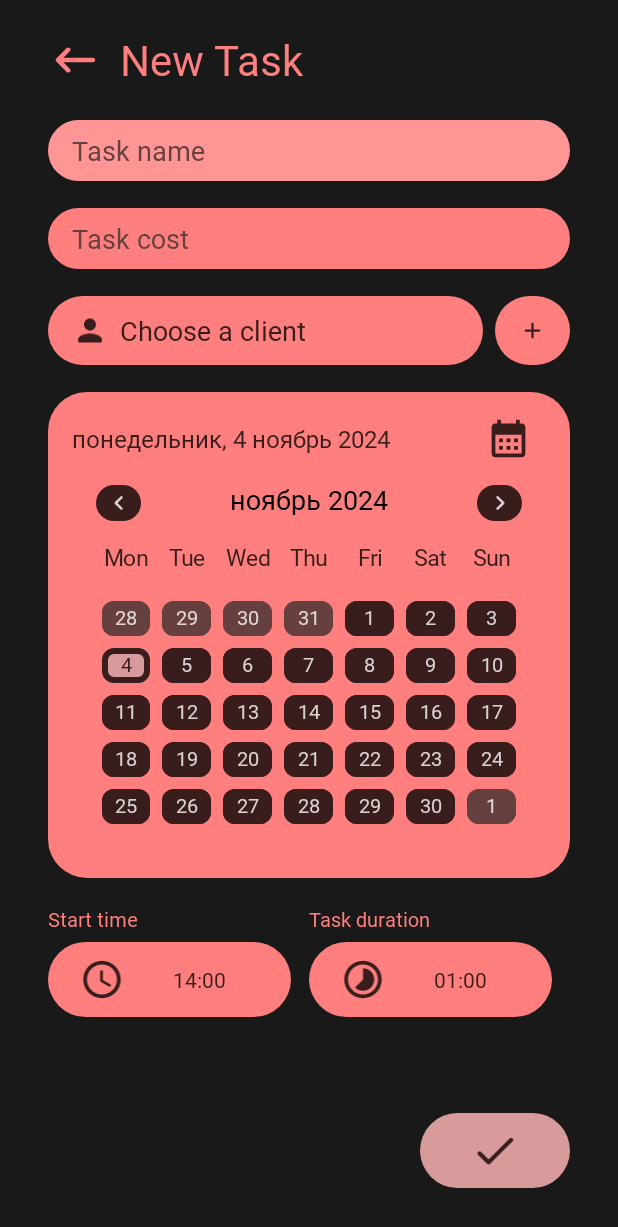
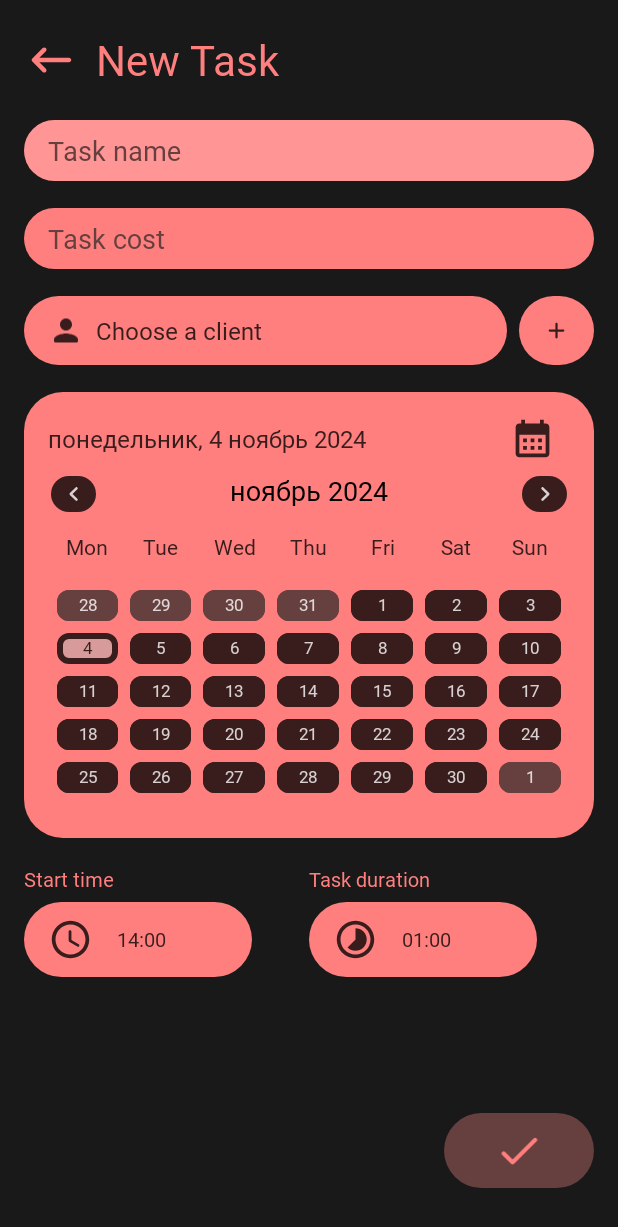
Before and after one commit to danyachka/ClientBook, an Android app built with Jetpack Compose: the AppointmentCreationActivity screen opened directly, with no data from a screen before it, on a phone screen of 412 x 824 dp. Shown: the top 1227 px of the screen. Run offline under Robolectric (Android 15) with nearby library versions, the phone set to English and light mode, and no system bars; Roboto replaces fonts that are not available here.

Commit message:
Fix calendar's and client page's layouts

```diff
--- a/app/build.gradle.kts
+++ b/app/build.gradle.kts
@@ -33,6 +33,7 @@ android {
         release {
             isMinifyEnabled = false
             proguardFiles(getDefaultProguardFile("proguard-android-optimize.txt"), "proguard-rules.pro")
+            signingConfig = signingConfigs.getByName("debug")
         }
     }
 
--- a/app/src/main/java/ru/etysoft/clientbook/ui/activities/appointment_creation/AppointmentCreationActivity.kt
+++ b/app/src/main/java/ru/etysoft/clientbook/ui/activities/appointment_creation/AppointmentCreationActivity.kt
@@ -164,7 +164,12 @@ class AppointmentCreationActivity : AppActivity(), CalendarWidgetListener {
     }
 
     private fun updateCalendar() = binding.calendar.setContent {
-        CalendarWidget(listener = this, setBottomPadding = false, isVisible = isCalendarShown)
+        CalendarWidget(
+            listener = this,
+            setBottomPadding = false,
+            isVisible = isCalendarShown,
+            isBackgroundVisible = false
+        )
     }
 
     private fun fillDateText(date: LocalDate) {
--- a/app/src/main/java/ru/etysoft/clientbook/ui/components/CalendarWidget.kt
+++ b/app/src/main/java/ru/etysoft/clientbook/ui/components/CalendarWidget.kt
@@ -39,9 +39,9 @@ interface CalendarWidgetListener {
 @Composable
 fun CalendarWidget(
         listener: CalendarWidgetListener,
-        modifier: Modifier = Modifier,
         setBottomPadding: Boolean = true,
-        isVisible: Boolean = true
+        isVisible: Boolean = true,
+        isBackgroundVisible: Boolean = true
 ) {
     Logger.logDebug("CalendarWidget", "CalendarWidget's been created")
     val localNow = LocalDate.now()
@@ -49,13 +49,15 @@ fun CalendarWidget(
     var animateContentSize by remember { mutableStateOf(0) }
 
     AnimatedVisibility(visible = isVisible) {
+
+        var columnModifier = Modifier.fillMaxWidth()
+        if (isBackgroundVisible) columnModifier = columnModifier.background(
+            colorResource(id = R.color.accent),
+            shape = RoundedCornerShape(16.dp))
+
+        columnModifier = columnModifier.padding(10.dp).animateContentSize()
         Column(
-                modifier = modifier
-                        .fillMaxWidth()
-                        .padding(6.dp)
-                        .background(colorResource(id = R.color.accent), shape = RoundedCornerShape(16.dp))
-                        .padding(10.dp)
-                        .animateContentSize(),
+                modifier = columnModifier,
                 verticalArrangement = Arrangement.spacedBy(8.dp)
         ) {
             Row(
@@ -156,7 +158,7 @@ fun CreateDayElement(day: Int, isCurrent: Boolean, buttonDate: LocalDate, localD
 
         Text(
                 day.toString(),
-                fontSize = 13.sp,
+                fontSize = 11.sp,
                 fontFamily = montserrat,
                 modifier = Modifier.padding(4.dp),
                 fontWeight = if (buttonDate.isEqual(localDate)) FontWeight.ExtraBold
@@ -190,7 +192,7 @@ fun ShowHeaderRow() {
         dayOfWeekStrings.forEach { id ->
             Text(
                     stringResource(id),
-                    fontSize = 15.sp,
+                    fontSize = 14.sp,
                     fontFamily = montserrat,
                     fontWeight = FontWeight.SemiBold,
                     textAlign = TextAlign.Center,
--- a/app/src/main/res/layout/activity_appointment_creation.xml
+++ b/app/src/main/res/layout/activity_appointment_creation.xml
@@ -5,7 +5,7 @@
     android:layout_width="match_parent"
     android:layout_height="match_parent"
     tools:context=".ui.activities.appointment_creation.AppointmentCreationActivity"
-    android:paddingHorizontal="32dp"
+    android:paddingHorizontal="16dp"
 
     android:background="@color/light_black">
 
@@ -146,7 +146,7 @@
                         android:ellipsize="end"
                         android:textColor="@color/accent_dark_dark"
                         android:layout_gravity="center"
-                        android:textSize="18sp" />
+                        android:textSize="16sp" />
 
                 </LinearLayout>
 
@@ -219,7 +219,7 @@
                         android:fontFamily="@font/montserratbold"
                         android:text="Member"
                         android:textColor="@color/accent_dark_dark"
-                        android:textSize="18sp" />
+                        android:textSize="16sp" />
 
                     <TextView
                         android:id="@+id/client_phone"
@@ -228,7 +228,7 @@
                         android:fontFamily="@font/montserratbold"
                         android:text="+7 (999) 111 1111"
                         android:textColor="@color/accent_dark_dark"
-                        android:textSize="16sp" />
+                        android:textSize="14sp" />
 
                 </LinearLayout>
 
@@ -240,14 +240,15 @@
                 android:background="@drawable/high_rounded"
                 android:backgroundTint="@color/accent"
                 android:paddingTop="16dp"
-                android:paddingHorizontal="16dp"
-                android:paddingBottom="8dp"
+                android:paddingBottom="16dp"
+                android:paddingHorizontal="8dp"
                 android:layout_marginTop="18dp"
                 android:orientation="vertical">
 
                 <LinearLayout
                     android:layout_width="match_parent"
                     android:layout_height="wrap_content"
+                    android:paddingHorizontal="8dp"
                     android:orientation="horizontal">
 
                     <TextView
@@ -276,15 +277,14 @@
                 <androidx.compose.ui.platform.ComposeView
                     android:id="@+id/calendar"
                     android:layout_width="wrap_content"
-                    android:layout_height="wrap_content"
-
-                    android:layout_marginBottom="8dp"/>
+                    android:layout_height="wrap_content" />
 
             </LinearLayout>
 
             <LinearLayout
                 android:layout_width="match_parent"
                 android:layout_height="wrap_content"
+                android:baselineAligned="false"
                 android:paddingTop="18dp"
                 android:orientation="horizontal">
 
@@ -293,6 +293,7 @@
                     android:layout_height="wrap_content"
                     android:orientation="vertical"
                     android:layout_weight="1"
+                    android:layout_marginEnd="8dp"
                     android:layout_gravity="bottom">
 
                     <TextView
@@ -307,7 +308,8 @@
                     <LinearLayout
                         android:id="@+id/start_time_button"
                         android:layout_width="wrap_content"
-                        android:layout_height="wrap_content"
+                        android:layout_height="50dp"
+                        android:gravity="center_vertical|start"
 
                         android:layout_marginTop="6dp"
 
@@ -321,9 +323,8 @@
                         android:orientation="horizontal">
 
                         <ImageView
-                            android:layout_width="40dp"
+                            android:layout_width="30dp"
                             android:layout_height="30dp"
-                            android:layout_weight="0"
                             android:src="@drawable/ic_clock"
                             app:tint="@color/accent_dark_dark"
                             android:layout_gravity="center"/>
@@ -331,11 +332,10 @@
                         <TextView
                             android:id="@+id/start_time"
                             android:layout_width="90dp"
-                            android:layout_height="42dp"
+                            android:layout_height="wrap_content"
 
                             android:fontFamily="@font/montserratsemibold"
-
-                            android:gravity="center"
+                            android:textSize="13sp"
 
                             android:text="@string/appointment_creation_time"
 
@@ -367,7 +367,8 @@
                     <LinearLayout
                         android:id="@+id/duration_button"
                         android:layout_width="wrap_content"
-                        android:layout_height="wrap_content"
+                        android:layout_height="50dp"
+                        android:gravity="center_vertical|start"
 
                         android:layout_marginTop="6dp"
 
@@ -381,9 +382,8 @@
                         android:orientation="horizontal">
 
                         <ImageView
-                            android:layout_width="40dp"
+                            android:layout_width="30dp"
                             android:layout_height="30dp"
-                            android:layout_weight="0"
                             android:src="@drawable/ic_duration"
                             app:tint="@color/accent_dark_dark"
                             android:layout_gravity="center"/>
@@ -391,11 +391,10 @@
                         <TextView
                             android:id="@+id/duration"
                             android:layout_width="90dp"
-                            android:layout_height="42dp"
+                            android:layout_height="wrap_content"
 
                             android:fontFamily="@font/montserratsemibold"
-
-                            android:gravity="center"
+                            android:textSize="13sp"
 
                             android:text="@string/appointment_creation_time"
 
@@ -445,8 +444,8 @@
         android:layout_marginBottom="32dp"
 
         android:src="@drawable/ic_done"
-        app:tint="@color/accent_dark_dark"
+        app:tint="@color/accent"
         android:background="@drawable/rect"
-        android:backgroundTint="@color/accent_light_light_light"/>
+        android:backgroundTint="@color/accent_dark"/>
 
 </androidx.constraintlayout.widget.ConstraintLayout>
--- a/app/src/main/res/layout/fragment_calendar.xml
+++ b/app/src/main/res/layout/fragment_calendar.xml
@@ -13,7 +13,7 @@
         android:layout_height="wrap_content"
 
         android:layout_marginTop="30dp"
-        android:layout_marginHorizontal="20dp"
+        android:layout_marginHorizontal="16dp"
 
         app:layout_constraintTop_toTopOf="parent"
         app:layout_constraintStart_toStartOf="parent"
@@ -29,7 +29,7 @@
         app:layout_constraintStart_toStartOf="parent"
         app:layout_constraintEnd_toEndOf="parent"
 
-        android:layout_marginHorizontal="26dp"
+        android:layout_marginHorizontal="16dp"
 
         android:layout_width="match_parent"
         android:layout_height="wrap_content"
--- a/app/src/main/res/layout/fragment_list.xml
+++ b/app/src/main/res/layout/fragment_list.xml
@@ -12,7 +12,7 @@
         android:layout_height="60dp"
         android:layout_marginTop="16dp"
         android:gravity="center"
-        android:paddingHorizontal="48dp"
+        android:paddingHorizontal="24dp"
         android:orientation="horizontal">
 
         <TextView
```
Also changed, not shown: app/src/main/java/ru/etysoft/clientbook/ui/adapters/appointment/AppointmentAdapter.kt (+11 -24 lines), app/src/main/java/ru/etysoft/clientbook/ui/adapters/appointment/AppointmentViewHolder.kt (+9 -10 lines), app/src/main/res/layout/activity_client.xml (+31 -20 lines).
